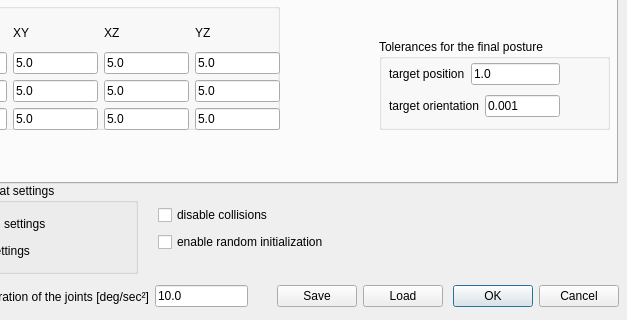
Qt form ui/toldialoghump.ui (zohannn/motion_manager) before a commit; both pictures show x 343 to 970 and y 417 to 737 of the 970 by 737 pixel window.
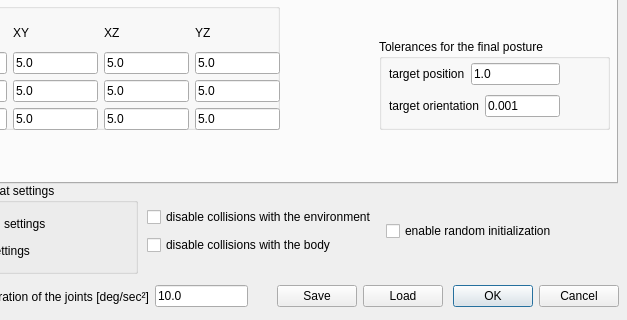
The same form after that commit.

```diff
--- a/ui/toldialoghump.ui
+++ b/ui/toldialoghump.ui
@@ -3324,38 +3324,6 @@
     </item>
    </layout>
   </widget>
-  <widget class="QWidget" name="layoutWidget">
-   <property name="geometry">
-    <rect>
-     <x>501</x>
-     <y>621</y>
-     <width>271</width>
-     <height>50</height>
-    </rect>
-   </property>
-   <layout class="QVBoxLayout" name="verticalLayout_27">
-    <item>
-     <widget class="QCheckBox" name="checkBox_coll">
-      <property name="text">
-       <string>disable collisions</string>
-      </property>
-      <property name="checked">
-       <bool>false</bool>
-      </property>
-     </widget>
-    </item>
-    <item>
-     <widget class="QCheckBox" name="checkBox_rand_init">
-      <property name="text">
-       <string>enable random initialization</string>
-      </property>
-      <property name="checked">
-       <bool>false</bool>
-      </property>
-     </widget>
-    </item>
-   </layout>
-  </widget>
   <widget class="QWidget" name="layoutWidget_max_vel_2">
    <property name="geometry">
     <rect>
@@ -3382,6 +3350,52 @@
     </item>
    </layout>
   </widget>
+  <widget class="QWidget" name="">
+   <property name="geometry">
+    <rect>
+     <x>490</x>
+     <y>622</y>
+     <width>467</width>
+     <height>52</height>
+    </rect>
+   </property>
+   <layout class="QHBoxLayout" name="horizontalLayout_23">
+    <item>
+     <layout class="QVBoxLayout" name="verticalLayout_27">
+      <item>
+       <widget class="QCheckBox" name="checkBox_coll">
+        <property name="text">
+         <string>disable collisions with the environment </string>
+        </property>
+        <property name="checked">
+         <bool>false</bool>
+        </property>
+       </widget>
+      </item>
+      <item>
+       <widget class="QCheckBox" name="checkBox_coll_body">
+        <property name="text">
+         <string>disable collisions with the body</string>
+        </property>
+        <property name="checked">
+         <bool>false</bool>
+        </property>
+       </widget>
+      </item>
+     </layout>
+    </item>
+    <item>
+     <widget class="QCheckBox" name="checkBox_rand_init">
+      <property name="text">
+       <string>enable random initialization</string>
+      </property>
+      <property name="checked">
+       <bool>false</bool>
+      </property>
+     </widget>
+    </item>
+   </layout>
+  </widget>
   <zorder>layoutWidget</zorder>
   <zorder>layoutWidget</zorder>
   <zorder>layoutWidget_max_vel</zorder>
```
Left out of the diff: 1 changed line with no effect on the pictures.
